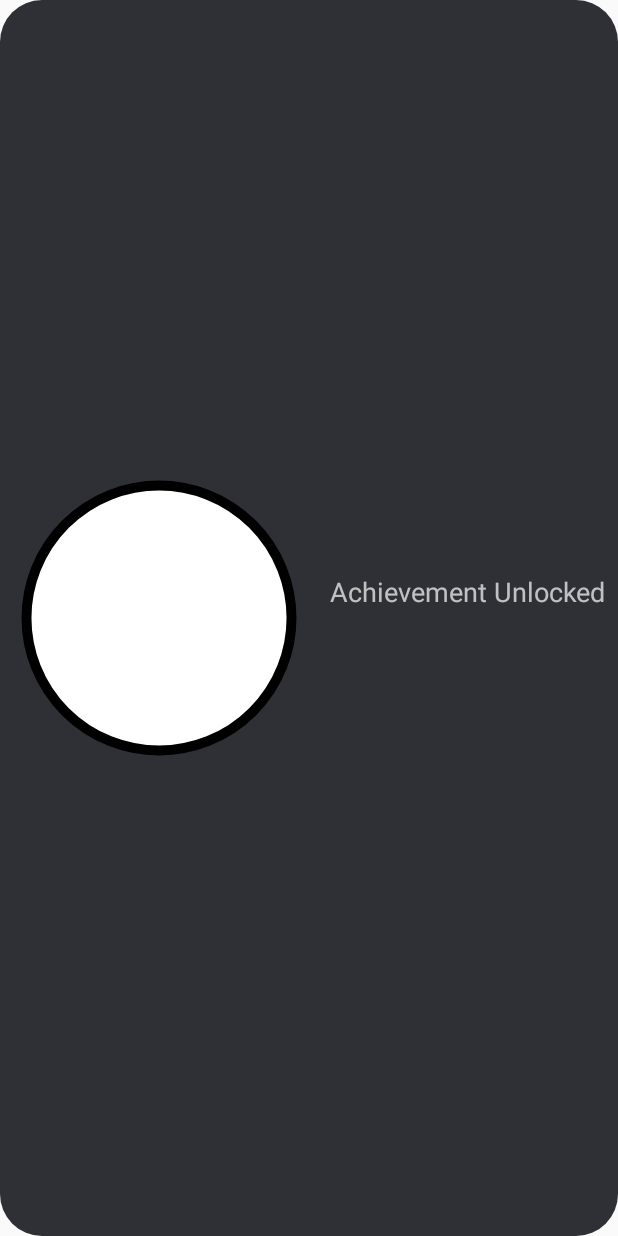
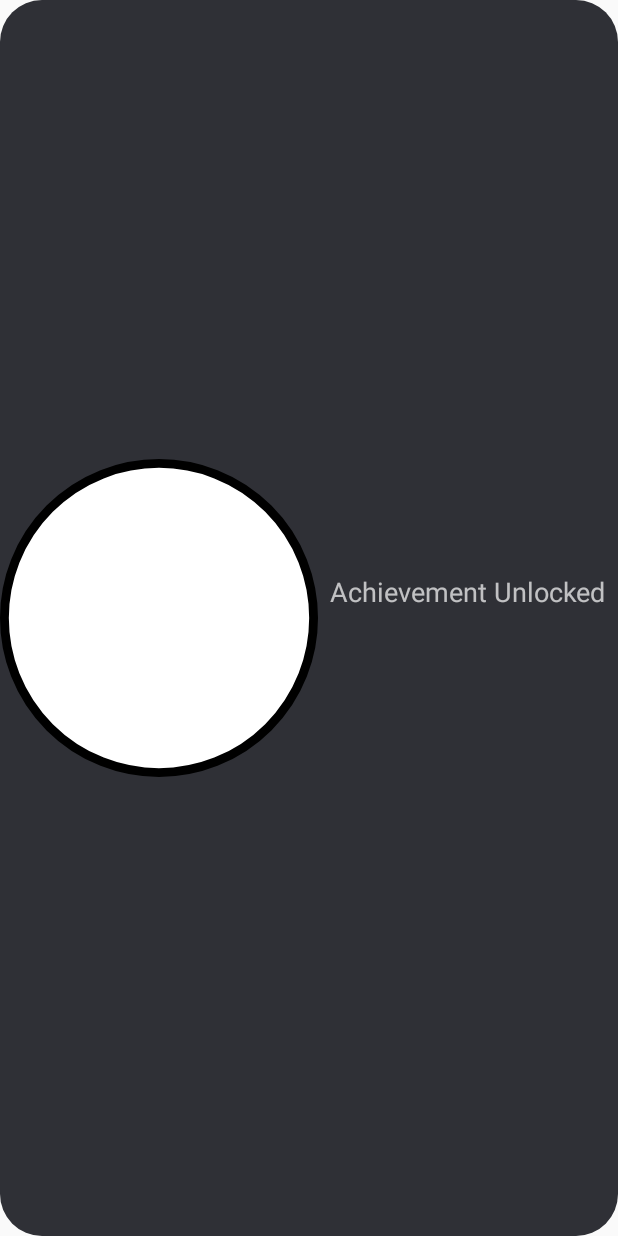
Before and after one commit to mattvchandler/2050, an Android app: the layout achievement_popup.xml on its own in the app's theme, with its tools: preview values and no code run, on a phone screen of 412 x 824 dp. Run offline under Robolectric (Android 15) with nearby library versions, the light colour scheme and no system bars.

Commit message:
turn achievement ball into a <shape>

```diff
--- a/app/src/main/res/drawable/achievement_ball.xml
+++ b/app/src/main/res/drawable/achievement_ball.xml
@@ -1,11 +1,13 @@
-<vector xmlns:android="http://schemas.android.com/apk/res/android"
-        android:width="24dp"
-        android:height="24dp"
-        android:viewportWidth="24.0"
-        android:viewportHeight="24.0">
-    <path
-        android:strokeColor="#F000"
-        android:strokeWidth="0.75"
-        android:fillColor="#FFFF"
-        android:pathData="m2,12a10,10,0,1,0,20,0a10,10,0,1,0,-20,0"/>
-</vector>
+<?xml version="1.0" encoding="utf-8"?>
+<shape
+    xmlns:android="http://schemas.android.com/apk/res/android"
+    android:shape="oval"
+>
+    <solid android:color="#FFFF"/>
+    <stroke android:color="#F000"
+            android:width="0.75dp"
+    />
+    <size android:width="24dp"
+          android:height="24dp"
+    />
+</shape>
--- a/app/src/main/res/values/strings.xml
+++ b/app/src/main/res/values/strings.xml
@@ -21,9 +21,9 @@
     <string name="fullscreen">Fullscreen</string>
 
     <string name="gravity_arrow_desc">Gravity arrow</string>
-    <string name="achievement_unlocked">Achievement Unlocked</string>
     <string name="ball">Ball</string>
 
+    <string name="achievement_unlocked">Achievement Unlocked</string>
     <string-array name="achieve_texts">
         <item>"Congrats, you shouldn't be seeing this!"</item>
         <item>"Congrats, you shouldn't be seeing this!"</item>
```
